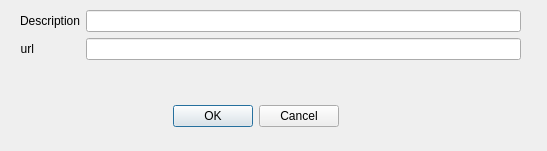
Before: the Qt Designer form src/cdlgconnsettingsrest.ui in grodansparadis/vscp-works-qt, drawn with Qt 5.
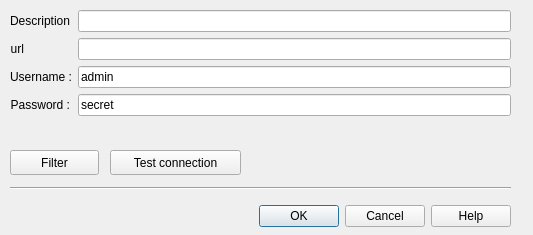
After: the same form once the commit is applied.

Commit message: UDP client dialog fixed

Diff of the .ui file:
```diff
--- a/src/cdlgconnsettingsrest.ui
+++ b/src/cdlgconnsettingsrest.ui
@@ -6,8 +6,8 @@
    <rect>
     <x>0</x>
     <y>0</y>
-    <width>547</width>
-    <height>151</height>
+    <width>533</width>
+    <height>235</height>
    </rect>
   </property>
   <property name="baseSize">
@@ -22,9 +22,9 @@
   <widget class="QDialogButtonBox" name="buttonBox">
    <property name="geometry">
     <rect>
-     <x>0</x>
-     <y>100</y>
-     <width>511</width>
+     <x>10</x>
+     <y>200</y>
+     <width>501</width>
      <height>32</height>
     </rect>
    </property>
@@ -32,19 +32,19 @@
     <enum>Qt::Horizontal</enum>
    </property>
    <property name="standardButtons">
-    <set>QDialogButtonBox::Cancel|QDialogButtonBox::Ok</set>
+    <set>QDialogButtonBox::Cancel|QDialogButtonBox::Help|QDialogButtonBox::Ok</set>
    </property>
    <property name="centerButtons">
-    <bool>true</bool>
+    <bool>false</bool>
    </property>
   </widget>
   <widget class="QWidget" name="formLayoutWidget">
    <property name="geometry">
     <rect>
-     <x>20</x>
+     <x>10</x>
      <y>10</y>
      <width>501</width>
-     <height>71</height>
+     <height>131</height>
     </rect>
    </property>
    <layout class="QFormLayout" name="formLayout">
@@ -88,8 +88,87 @@
       </property>
      </widget>
     </item>
+    <item row="2" column="0">
+     <widget class="QLabel" name="label_3">
+      <property name="text">
+       <string>Username :</string>
+      </property>
+      <property name="alignment">
+       <set>Qt::AlignRight|Qt::AlignTrailing|Qt::AlignVCenter</set>
+      </property>
+     </widget>
+    </item>
+    <item row="2" column="1">
+     <widget class="QLineEdit" name="editUsername">
+      <property name="toolTip">
+       <string>User name to connect to remote host</string>
+      </property>
+      <property name="text">
+       <string>admin</string>
+      </property>
+     </widget>
+    </item>
+    <item row="3" column="0">
+     <widget class="QLabel" name="label_4">
+      <property name="text">
+       <string>Password :</string>
+      </property>
+      <property name="alignment">
+       <set>Qt::AlignRight|Qt::AlignTrailing|Qt::AlignVCenter</set>
+      </property>
+     </widget>
+    </item>
+    <item row="3" column="1">
+     <widget class="QLineEdit" name="editPassword">
+      <property name="toolTip">
+       <string>Password to connect to remote host</string>
+      </property>
+      <property name="text">
+       <string>secret</string>
+      </property>
+     </widget>
+    </item>
    </layout>
   </widget>
+  <widget class="QPushButton" name="btnSetFilter">
+   <property name="geometry">
+    <rect>
+     <x>10</x>
+     <y>150</y>
+     <width>89</width>
+     <height>25</height>
+    </rect>
+   </property>
+   <property name="text">
+    <string>Filter</string>
+   </property>
+  </widget>
+  <widget class="Line" name="line">
+   <property name="geometry">
+    <rect>
+     <x>10</x>
+     <y>180</y>
+     <width>501</width>
+     <height>16</height>
+    </rect>
+   </property>
+   <property name="orientation">
+    <enum>Qt::Horizontal</enum>
+   </property>
+  </widget>
+  <widget class="QPushButton" name="btnTestConnection">
+   <property name="geometry">
+    <rect>
+     <x>110</x>
+     <y>150</y>
+     <width>131</width>
+     <height>25</height>
+    </rect>
+   </property>
+   <property name="text">
+    <string>Test connection</string>
+   </property>
+  </widget>
  </widget>
  <resources/>
  <connections>
```
Left out of the diff: 4 changed lines with no effect on the pictures. The commit also changes 21 other files.
